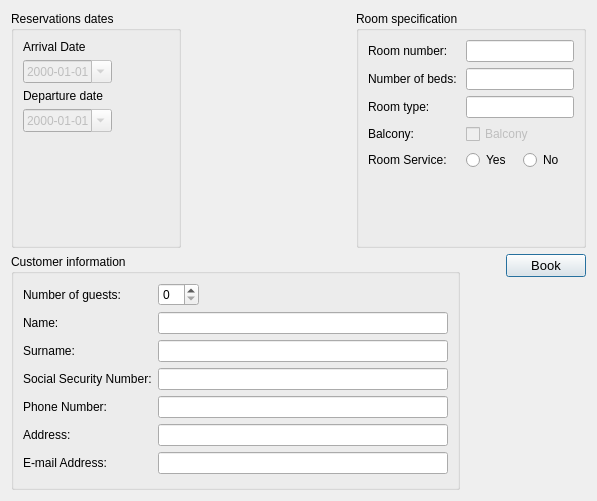
Old version of the form code/qtApp/bookingDialog.ui in the repository stoptherock1/HSM.
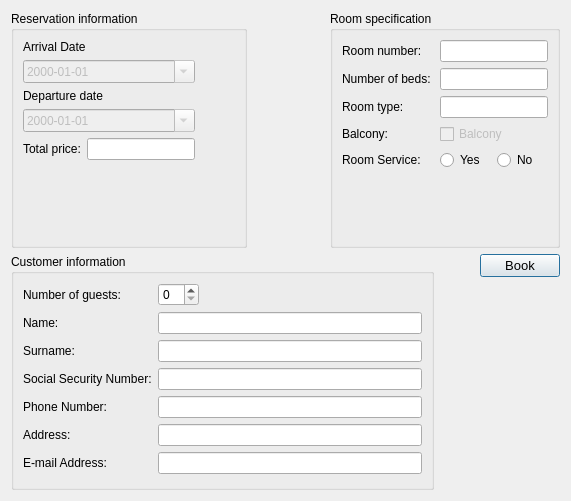
New version of the form.

Commit message: Total price added to bookingDialog

Patch:
```diff
--- a/code/qtApp/bookingDialog.ui
+++ b/code/qtApp/bookingDialog.ui
@@ -6,7 +6,7 @@
    <rect>
     <x>0</x>
     <y>0</y>
-    <width>597</width>
+    <width>571</width>
     <height>501</height>
    </rect>
   </property>
@@ -34,7 +34,7 @@
      <item>
       <widget class="QGroupBox" name="verticalGroupBox_2">
        <property name="title">
-        <string>Reservations dates</string>
+        <string>Reservation information</string>
        </property>
        <layout class="QVBoxLayout" name="verticalLayout_4">
         <item>
@@ -81,6 +81,24 @@
               </property>
              </widget>
             </item>
+            <item>
+             <layout class="QHBoxLayout" name="totalPrice_horizontalLayout">
+              <item>
+               <widget class="QLabel" name="label_4">
+                <property name="text">
+                 <string>Total price:</string>
+                </property>
+               </widget>
+              </item>
+              <item>
+               <widget class="QLineEdit" name="totalPrice_lineEdit">
+                <property name="readOnly">
+                 <bool>true</bool>
+                </property>
+               </widget>
+              </item>
+             </layout>
+            </item>
             <item>
              <spacer name="verticalSpacer_2">
               <property name="orientation">
```
The commit also changes 6 other files.
